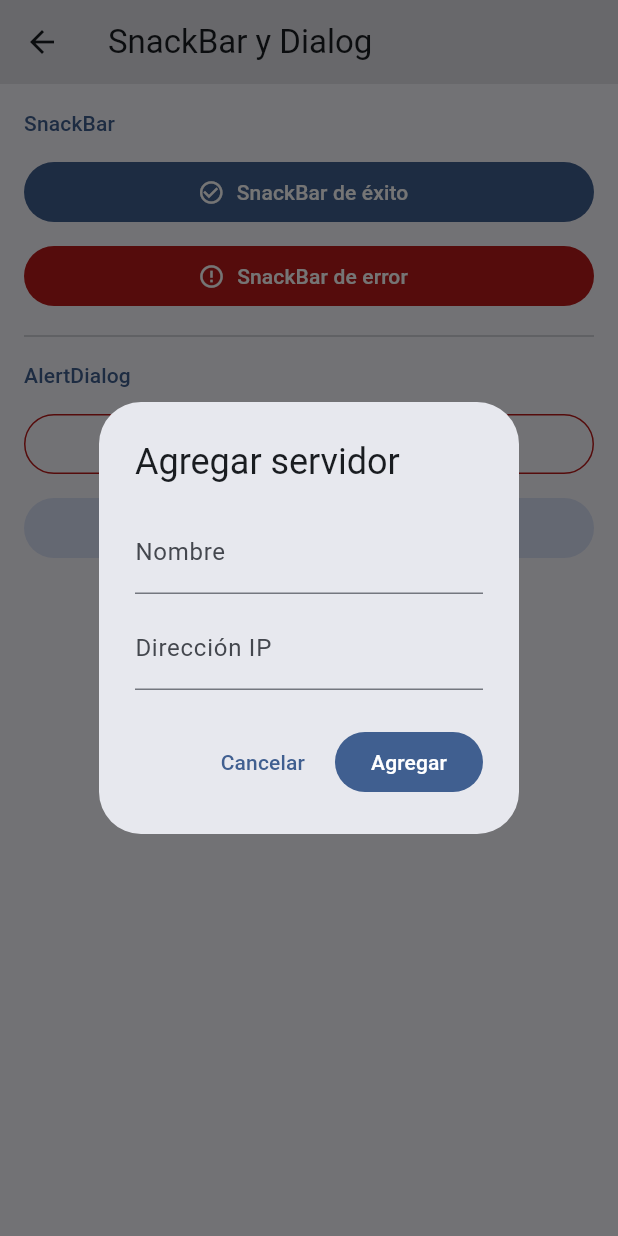
After one commit to Yandri-99/programacion_4_noche_llumiquinga, a Flutter app: the PantallaDialogs screen opened directly, after a tap on "Agregar servidor (formulario)", on a phone screen of 412 x 824 dp. The commit adds this screen. Run offline on Flutter 3.47's test engine with Material 3 defaults, Android fonts, the phone set to English and light mode, and no system bars.

Commit message:
material_3_completo-01/07/2026

```diff
--- a/modulo3/flutter/modulo08_material3/lib/main.dart
+++ b/modulo3/flutter/modulo08_material3/lib/main.dart
@@ -4,6 +4,7 @@ import 'screens/pantalla_tema.dart';
 import 'screens/pantalla_appbar.dart';
 import 'widgets/catalogo_botones.dart';
 import 'screens/pantalla_navegacion.dart';
+import 'screens/pantalla_dialogs.dart';
 // ┌──────────────────────────────────────────────────────────────────┐
 // │  Cambia este número y guarda (Ctrl+S) para navegar entre pasos. │
 // │  1  Paso 1  ThemeData + Scaffold básico                         │
@@ -52,6 +53,7 @@ class _AppMonitoreoState extends State<AppMonitoreo> {
      3 => const PantallaAppBar(),
      4 => const CatalogoBotones(),
      5 => const PantallaNavegacion(),
+     6 => const PantallaDialogs(),
         _ => Scaffold(
             body: Center(child: Text('Paso $paso: crea el widget primero'))),
       },
--- /dev/null
+++ b/modulo3/flutter/modulo08_material3/lib/main_proyecto.dart
@@ -0,0 +1,49 @@
+// lib/main.dart
+import 'package:flutter/material.dart';
+import 'screens/pantalla_ajustes.dart';
+
+void main() => runApp(const AppAjustes());
+
+class AppAjustes extends StatefulWidget {
+  const AppAjustes({super.key});
+  @override
+  State<AppAjustes> createState() => _AppAjustesState();
+}
+
+class _AppAjustesState extends State<AppAjustes> {
+  ThemeMode _themeMode = ThemeMode.system;
+  Color     _seedColor = const Color(0xFF1565C0);
+
+  static const _paletas = [
+    (nombre: 'Azul',    color: Color(0xFF1565C0)),
+    (nombre: 'Verde',   color: Color(0xFF2E7D32)),
+    (nombre: 'Morado',  color: Color(0xFF6A1B9A)),
+    (nombre: 'Naranja', color: Color(0xFFE65100)),
+    (nombre: 'Rojo',    color: Color(0xFFC62828)),
+  ];
+
+  @override
+  Widget build(BuildContext context) {
+    return MaterialApp(
+      title:     'Sistema de Monitoreo',
+      themeMode: _themeMode,
+      theme: ThemeData(
+        colorScheme: ColorScheme.fromSeed(
+            seedColor: _seedColor, brightness: Brightness.light),
+        useMaterial3: true,
+      ),
+      darkTheme: ThemeData(
+        colorScheme: ColorScheme.fromSeed(
+            seedColor: _seedColor, brightness: Brightness.dark),
+        useMaterial3: true,
+      ),
+      home: PantallaAjustes(
+        themeMode:   _themeMode,
+        seedColor:   _seedColor,
+        onThemeMode: (mode)  => setState(() => _themeMode = mode),
+        onSeedColor: (color) => setState(() => _seedColor = color),
+        paletas:     _paletas,
+      ),
+    );
+  }
+}
--- /dev/null
+++ b/modulo3/flutter/modulo08_material3/lib/screens/pantalla_dialogs.dart
@@ -0,0 +1,177 @@
+// lib/screens/pantalla_dialogs.dart
+import 'package:flutter/material.dart';
+
+class PantallaDialogs extends StatelessWidget {
+  const PantallaDialogs({super.key});
+
+  void _mostrarSnackBar(BuildContext context, {bool esError = false}) {
+    ScaffoldMessenger.of(context).showSnackBar(
+      SnackBar(
+        content: Text(esError
+            ? 'Error: no se pudo conectar al servidor'
+            : 'Conexión SSH establecida correctamente'),
+        backgroundColor: esError
+            ? Theme.of(context).colorScheme.error
+            : null,
+        action: SnackBarAction(
+          label:    'Deshacer',
+          onPressed: () {},
+        ),
+        behavior:  SnackBarBehavior.floating,
+        shape:     RoundedRectangleBorder(borderRadius: BorderRadius.circular(8)),
+        duration:  const Duration(seconds: 3),
+      ),
+    );
+  }
+
+  Future<void> _mostrarConfirmacion(BuildContext context) async {
+    final confirmar = await showDialog<bool>(
+      context: context,
+      builder: (ctx) => AlertDialog(
+        icon:    const Icon(Icons.warning_amber, color: Colors.orange),
+        title:   const Text('Eliminar servidor'),
+        content: const Text(
+          '¿Estás seguro de que deseas eliminar prod-web-01?\n'
+          'Esta acción no se puede deshacer.',
+        ),
+        actions: [
+          TextButton(
+            onPressed: () => Navigator.pop(ctx, false),
+            child:     const Text('Cancelar'),
+          ),
+          FilledButton(
+            style: FilledButton.styleFrom(
+              backgroundColor: Theme.of(ctx).colorScheme.error,
+            ),
+            onPressed: () => Navigator.pop(ctx, true),
+            child: const Text('Eliminar'),
+          ),
+        ],
+      ),
+    );
+
+    // Verificar que el widget sigue montado antes de usar el contexto
+    if (!context.mounted) return;
+
+    if (confirmar == true) {
+      ScaffoldMessenger.of(context).showSnackBar(
+        const SnackBar(content: Text('Servidor eliminado correctamente')),
+      );
+    }
+  }
+
+  Future<void> _mostrarFormulario(BuildContext context) async {
+    final formKey = GlobalKey<FormState>();
+    final ctrlNombre = TextEditingController();
+    final ctrlIp     = TextEditingController();
+
+    await showDialog<void>(
+      context: context,
+      builder: (ctx) => AlertDialog(
+        title: const Text('Agregar servidor'),
+        content: Form(
+          key: formKey,
+          child: Column(
+            mainAxisSize: MainAxisSize.min,
+            children: [
+              TextFormField(
+                controller:  ctrlNombre,
+                decoration:  const InputDecoration(labelText: 'Nombre'),
+                validator:   (v) => v == null || v.isEmpty ? 'Campo requerido' : null,
+              ),
+              const SizedBox(height: 8),
+              TextFormField(
+                controller: ctrlIp,
+                decoration: const InputDecoration(labelText: 'Dirección IP'),
+                validator:  (v) {
+                  if (v == null || v.isEmpty) return 'Campo requerido';
+                  final partes = v.split('.');
+                  if (partes.length != 4) return 'Formato: 192.168.1.1';
+                  return null;
+                },
+              ),
+            ],
+          ),
+        ),
+        actions: [
+          TextButton(
+            onPressed: () => Navigator.pop(ctx),
+            child:     const Text('Cancelar'),
+          ),
+          FilledButton(
+            onPressed: () {
+              if (formKey.currentState!.validate()) {
+                Navigator.pop(ctx);
+              }
+            },
+            child: const Text('Agregar'),
+          ),
+        ],
+      ),
+    );
+
+    if (!context.mounted) return;
+    if (ctrlNombre.text.isNotEmpty) {
+      ScaffoldMessenger.of(context).showSnackBar(
+        SnackBar(content: Text('Servidor "${ctrlNombre.text}" agregado')),
+      );
+    }
+  }
+
+  @override
+  Widget build(BuildContext context) {
+    final cs   = Theme.of(context).colorScheme;
+    final text = Theme.of(context).textTheme;
+
+    return Scaffold(
+      appBar: AppBar(
+        title:           const Text('SnackBar y Dialog'),
+        backgroundColor: cs.surfaceContainerHighest,
+      ),
+      body: ListView(
+        padding: const EdgeInsets.all(16),
+        children: [
+
+          // ── SnackBar ──────────────────────────────────────────────
+          Text('SnackBar', style: text.labelLarge?.copyWith(color: cs.primary)),
+          const SizedBox(height: 12),
+          FilledButton.icon(
+            onPressed: () => _mostrarSnackBar(context),
+            icon:  const Icon(Icons.check_circle_outline),
+            label: const Text('SnackBar de éxito'),
+          ),
+          const SizedBox(height: 8),
+          FilledButton.icon(
+            style: FilledButton.styleFrom(
+              backgroundColor: cs.error,
+              foregroundColor: cs.onError,
+            ),
+            onPressed: () => _mostrarSnackBar(context, esError: true),
+            icon:  const Icon(Icons.error_outline),
+            label: const Text('SnackBar de error'),
+          ),
+
+          const Divider(height: 32),
+
+          // ── AlertDialog ───────────────────────────────────────────
+          Text('AlertDialog', style: text.labelLarge?.copyWith(color: cs.primary)),
+          const SizedBox(height: 12),
+          OutlinedButton.icon(
+            style: OutlinedButton.styleFrom(
+              foregroundColor: cs.error,
+              side: BorderSide(color: cs.error),
+            ),
+            onPressed: () => _mostrarConfirmacion(context),
+            icon:  const Icon(Icons.delete_outline),
+            label: const Text('Eliminar servidor (confirmación)'),
+          ),
+          const SizedBox(height: 8),
+          FilledButton.tonal(
+            onPressed: () => _mostrarFormulario(context),
+            child: const Text('Agregar servidor (formulario)'),
+          ),
+        ],
+      ),
+    );
+  }
+}
```
Also changed, not shown: modulo3/flutter/modulo08_material3/lib/screens/pantalla_ajustes.dart (added, +197 -0 lines).
